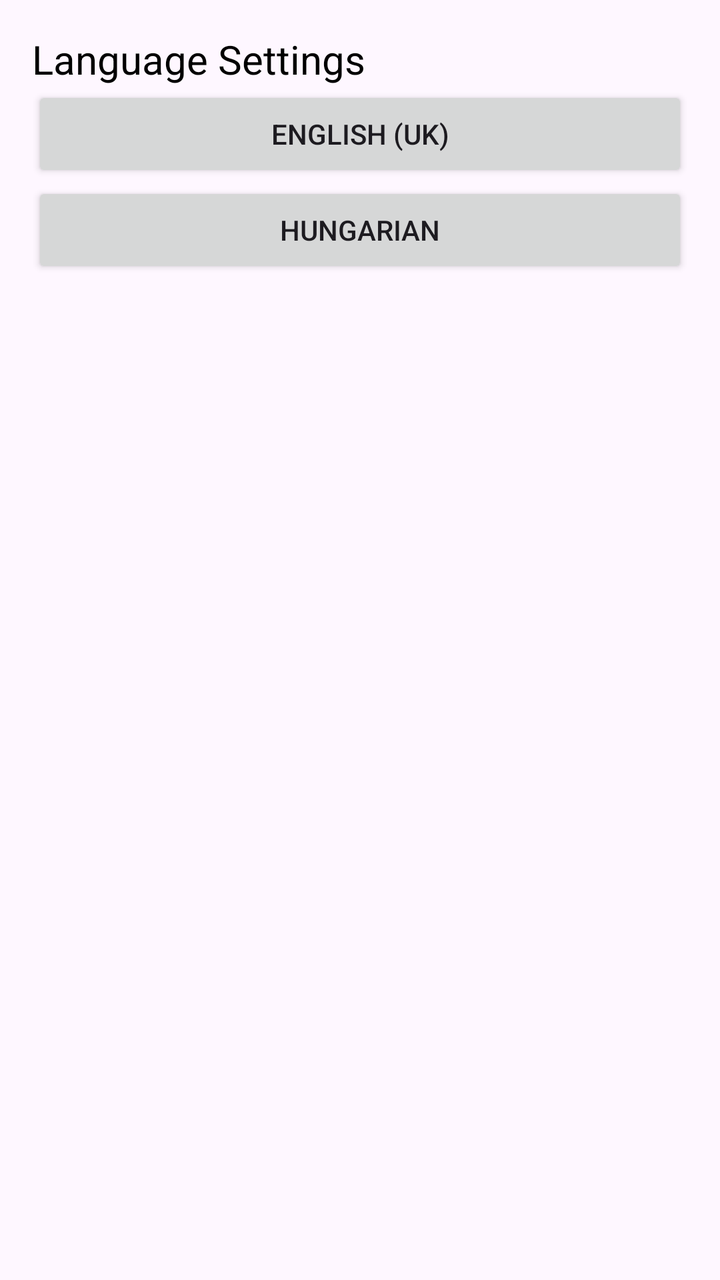
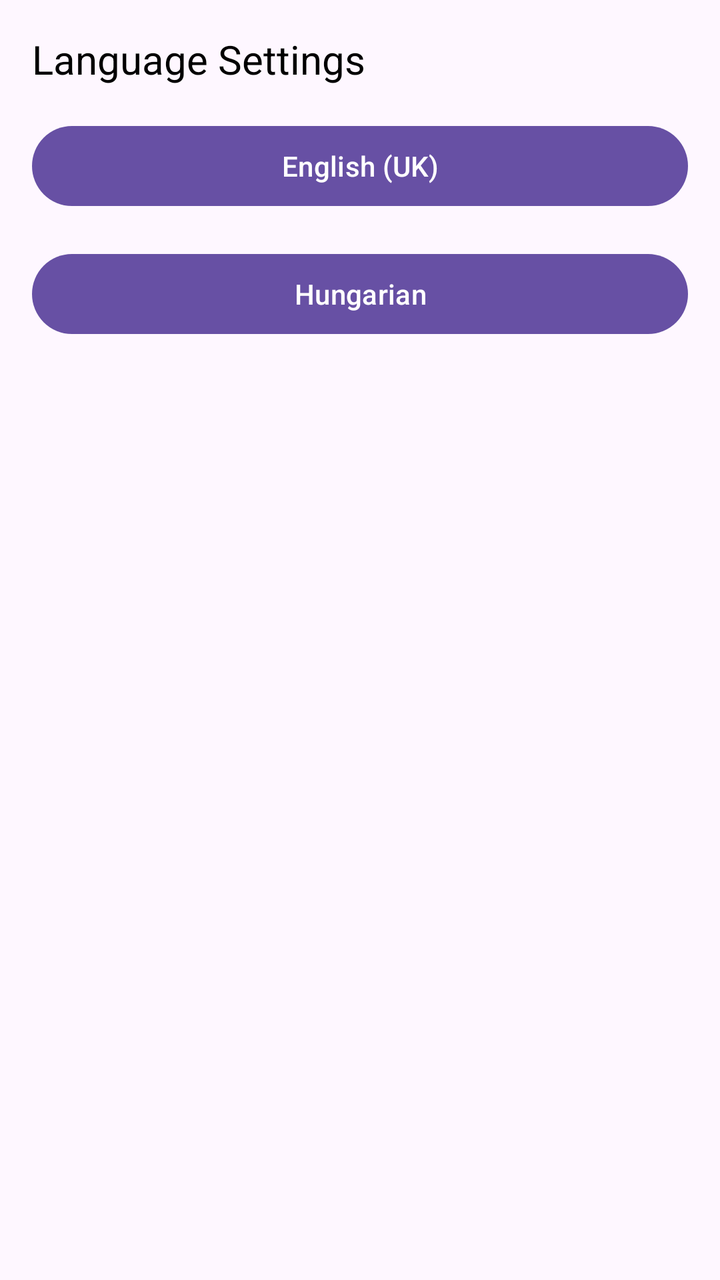

Two renders of the same Android screen: before a commit and after it. Below are the layout's source before the change and the commit's diff.
<!-- AndroidManifest.xml: application theme Theme.OffTheBeatenPath -->
<!-- res/layout/fragment_language.xml -->
<LinearLayout xmlns:android="http://schemas.android.com/apk/res/android"
    xmlns:tools="http://schemas.android.com/tools"
    android:layout_width="match_parent"
    android:layout_height="match_parent"
    android:orientation="vertical"
    android:padding="16dp"
    tools:context=".LanguageFragment">

    <com.google.android.material.textview.MaterialTextView
        android:layout_width="match_parent"
        android:layout_height="wrap_content"
        android:text="@string/language_settings"
        android:textSize="20sp"
        android:textColor="@android:color/black"/>

    <Button
        android:id="@+id/btn_english"
        android:layout_width="match_parent"
        android:layout_height="wrap_content"
        android:text="English (UK)"/>

    <Button
        android:id="@+id/btn_hungarian"
        android:layout_width="match_parent"
        android:layout_height="wrap_content"
        android:text="Hungarian"/>

</LinearLayout>
<!-- resources referenced by this layout -->
<resources>
  <string name="language_settings">Language Settings</string>
  <style name="Theme.OffTheBeatenPath" parent="Base.Theme.OffTheBeatenPath" />
  <style name="Base.Theme.OffTheBeatenPath" parent="Theme.Material3.DayNight.NoActionBar">
          
          
      </style>
</resources>

<!-- the commit's change to res/layout/fragment_language.xml (unified diff, before → after) -->
@@ -1,5 +1,6 @@
 <LinearLayout xmlns:android="http://schemas.android.com/apk/res/android"
     xmlns:tools="http://schemas.android.com/tools"
+    xmlns:app="http://schemas.android.com/apk/res-auto"
     android:layout_width="match_parent"
     android:layout_height="match_parent"
     android:orientation="vertical"
@@ -11,18 +12,23 @@
         android:layout_height="wrap_content"
         android:text="@string/language_settings"
         android:textSize="20sp"
-        android:textColor="@android:color/black"/>
+        android:textColor="@android:color/black"
+        app:lineHeight="28sp"/>
 
-    <Button
+    <com.google.android.material.button.MaterialButton
         android:id="@+id/btn_english"
         android:layout_width="match_parent"
         android:layout_height="wrap_content"
-        android:text="English (UK)"/>
+        android:text="@string/english_uk"
+        android:layout_marginTop="16dp"
+        style="@style/Widget.Material3.Button"/>
 
-    <Button
+    <com.google.android.material.button.MaterialButton
         android:id="@+id/btn_hungarian"
         android:layout_width="match_parent"
         android:layout_height="wrap_content"
-        android:text="Hungarian"/>
+        android:text="@string/hungarian"
+        android:layout_marginTop="16dp"
+        style="@style/Widget.Material3.Button"/>
 
 </LinearLayout>
<!-- resource entries referenced after the edit -->
@@ -1,5 +1,7 @@
 <!-- resources referenced by this layout -->
 <resources>
+  <string name="english_uk">English (UK)</string>
+  <string name="hungarian">Hungarian</string>
   <string name="language_settings">Language Settings</string>
   <style name="Theme.OffTheBeatenPath" parent="Base.Theme.OffTheBeatenPath" />
   <style name="Base.Theme.OffTheBeatenPath" parent="Theme.Material3.DayNight.NoActionBar">
